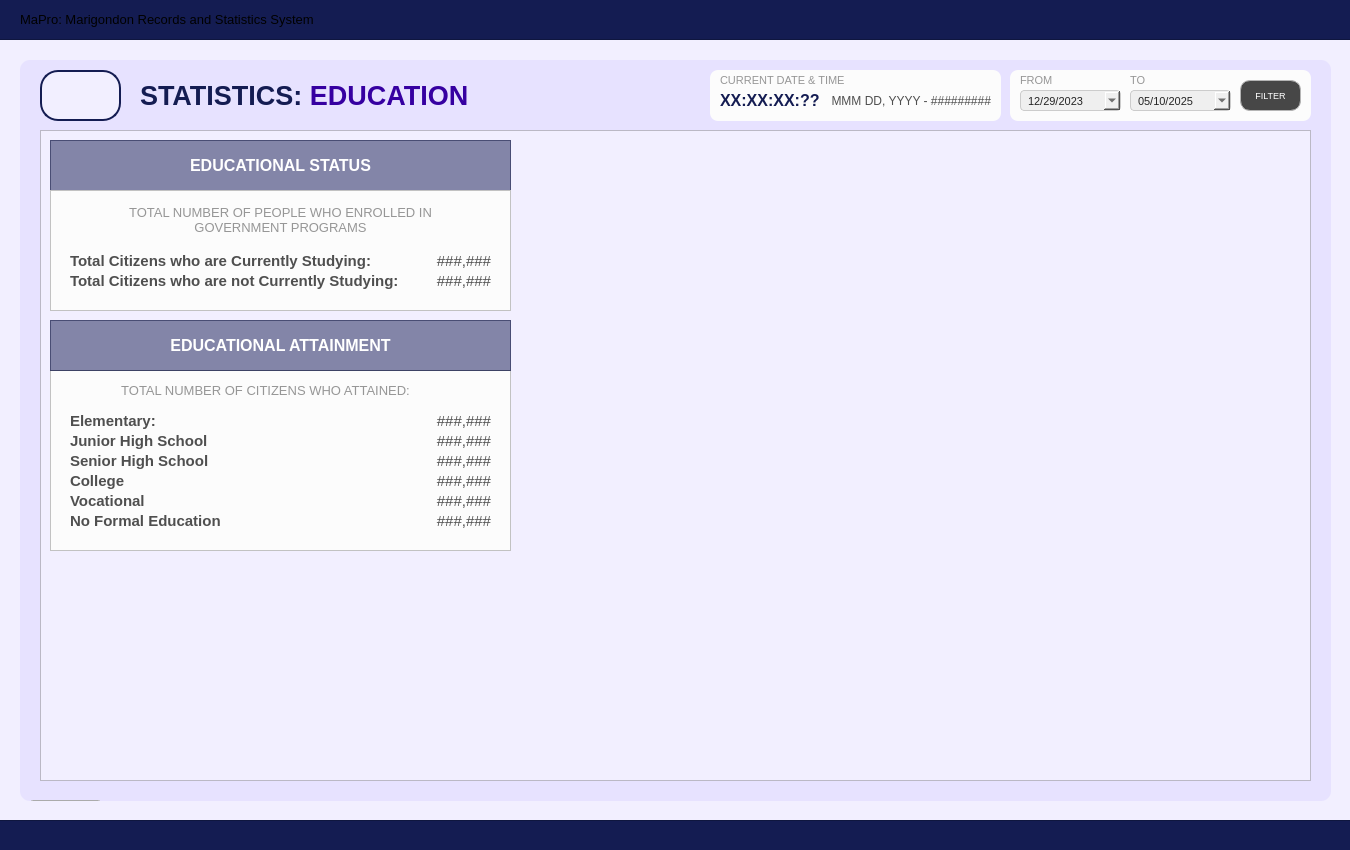
Qt form Resources/UIs/MainPages/StatisticPages/education.ui (Yohhannn/Barangay-Records-Statistics-System) before a commit.
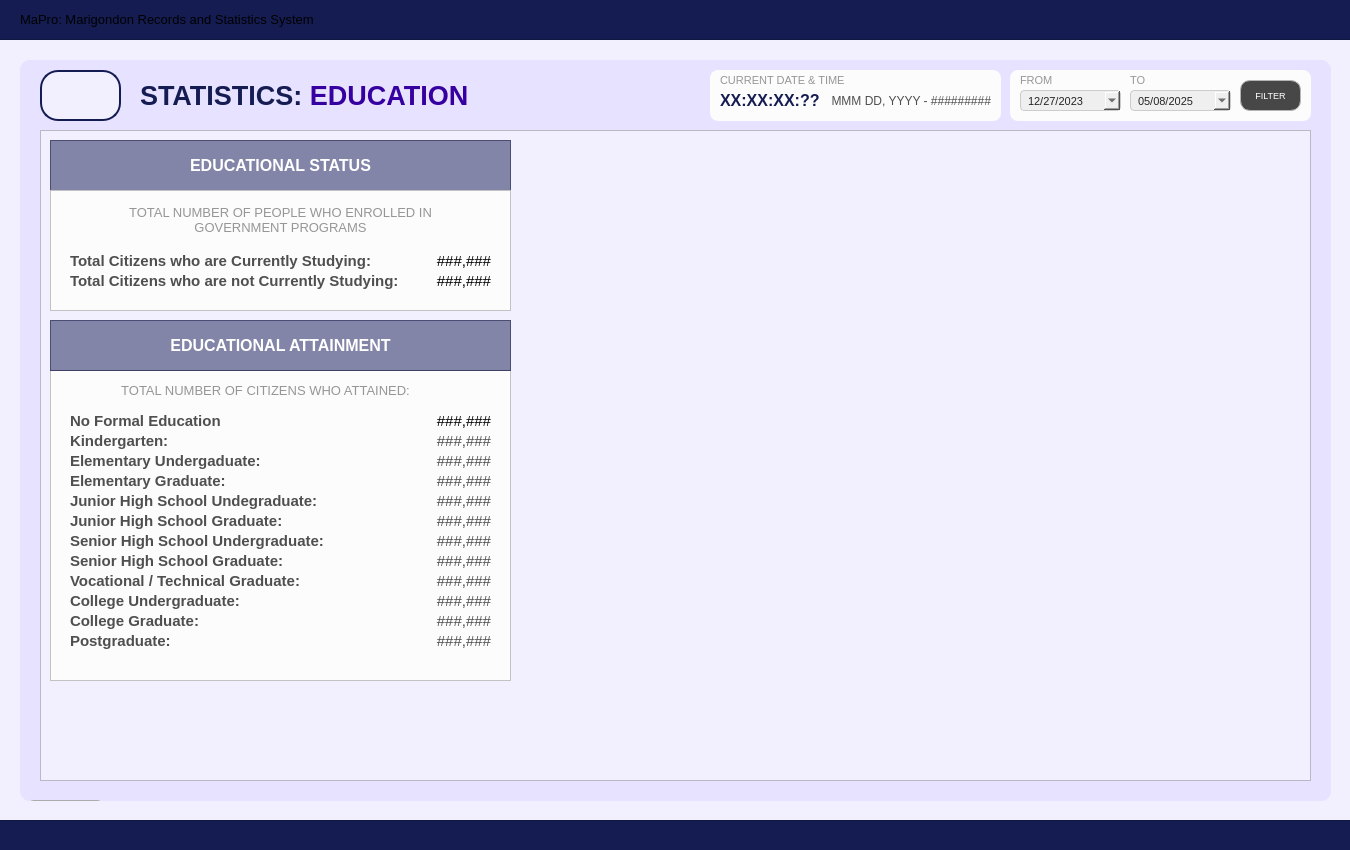
The same form after that commit. Icons and pictures are not drawn.

Commit message: Finalized education stat

What changed in the file:
```diff
--- a/Resources/UIs/MainPages/StatisticPages/education.ui
+++ b/Resources/UIs/MainPages/StatisticPages/education.ui
@@ -282,7 +282,7 @@
      <property name="frameShadow">
       <enum>QFrame::Shadow::Raised</enum>
      </property>
-     <widget class="QLabel" name="bene_4Ps">
+     <widget class="QLabel" name="total_students">
       <property name="geometry">
        <rect>
         <x>360</x>
@@ -342,7 +342,7 @@
        <set>Qt::AlignmentFlag::AlignLeading|Qt::AlignmentFlag::AlignLeft|Qt::AlignmentFlag::AlignVCenter</set>
       </property>
      </widget>
-     <widget class="QLabel" name="bene_Non4Ps">
+     <widget class="QLabel" name="total_non_students">
       <property name="geometry">
        <rect>
         <x>360</x>
@@ -436,7 +436,7 @@
        <x>10</x>
        <y>240</y>
        <width>461</width>
-       <height>181</height>
+       <height>311</height>
       </rect>
      </property>
      <property name="styleSheet">
@@ -450,11 +450,11 @@
      <property name="frameShadow">
       <enum>QFrame::Shadow::Raised</enum>
      </property>
-     <widget class="QLabel" name="demo_TotalNFE">
+     <widget class="QLabel" name="educ_attainment_nfe">
       <property name="geometry">
        <rect>
         <x>280</x>
-        <y>140</y>
+        <y>40</y>
         <width>161</width>
         <height>21</height>
        </rect>
@@ -480,41 +480,11 @@
        <set>Qt::AlignmentFlag::AlignRight|Qt::AlignmentFlag::AlignTrailing|Qt::AlignmentFlag::AlignVCenter</set>
       </property>
      </widget>
-     <widget class="QLabel" name="demo_JHS">
-      <property name="geometry">
-       <rect>
-        <x>280</x>
-        <y>60</y>
-        <width>161</width>
-        <height>21</height>
-       </rect>
-      </property>
-      <property name="font">
-       <font>
-        <family>Arial</family>
-        <pointsize>11</pointsize>
-        <bold>false</bold>
-       </font>
-      </property>
-      <property name="styleSheet">
-       <string notr="true">#demo_JHS {
-	background-color: transparent;
-	color: #4f4f4f;
-}
-</string>
-      </property>
-      <property name="text">
-       <string>###,###</string>
-      </property>
-      <property name="alignment">
-       <set>Qt::AlignmentFlag::AlignRight|Qt::AlignmentFlag::AlignTrailing|Qt::AlignmentFlag::AlignVCenter</set>
-      </property>
-     </widget>
      <widget class="QLabel" name="demo_labelCollege">
       <property name="geometry">
        <rect>
         <x>20</x>
-        <y>100</y>
+        <y>180</y>
         <width>231</width>
         <height>21</height>
        </rect>
@@ -534,7 +504,7 @@
 </string>
       </property>
       <property name="text">
-       <string>College</string>
+       <string>Senior High School Graduate:</string>
       </property>
       <property name="alignment">
        <set>Qt::AlignmentFlag::AlignLeading|Qt::AlignmentFlag::AlignLeft|Qt::AlignmentFlag::AlignVCenter</set>
@@ -544,8 +514,8 @@
       <property name="geometry">
        <rect>
         <x>20</x>
-        <y>80</y>
-        <width>231</width>
+        <y>160</y>
+        <width>261</width>
         <height>21</height>
        </rect>
       </property>
@@ -564,17 +534,17 @@
 </string>
       </property>
       <property name="text">
-       <string>Senior High School</string>
+       <string>Senior High School Undergraduate:</string>
       </property>
       <property name="alignment">
        <set>Qt::AlignmentFlag::AlignLeading|Qt::AlignmentFlag::AlignLeft|Qt::AlignmentFlag::AlignVCenter</set>
       </property>
      </widget>
-     <widget class="QLabel" name="demo_Elementary">
+     <widget class="QLabel" name="educ_attainment_jhsu">
       <property name="geometry">
        <rect>
         <x>280</x>
-        <y>40</y>
+        <y>120</y>
         <width>161</width>
         <height>21</height>
        </rect>
@@ -587,10 +557,10 @@
        </font>
       </property>
       <property name="styleSheet">
-       <string notr="true">#demo_Elementary {
+       <string notr="true">
 	background-color: transparent;
 	color: #4f4f4f;
-}
+
 </string>
       </property>
       <property name="text">
@@ -604,7 +574,7 @@
       <property name="geometry">
        <rect>
         <x>20</x>
-        <y>140</y>
+        <y>40</y>
         <width>231</width>
         <height>21</height>
        </rect>
@@ -630,11 +600,11 @@
        <set>Qt::AlignmentFlag::AlignLeading|Qt::AlignmentFlag::AlignLeft|Qt::AlignmentFlag::AlignVCenter</set>
       </property>
      </widget>
-     <widget class="QLabel" name="demo_TotalVocational">
+     <widget class="QLabel" name="educ_attainment_shsg">
       <property name="geometry">
        <rect>
         <x>280</x>
-        <y>120</y>
+        <y>180</y>
         <width>161</width>
         <height>21</height>
        </rect>
@@ -647,10 +617,10 @@
        </font>
       </property>
       <property name="styleSheet">
-       <string notr="true">#demo_TotalVocational {
+       <string notr="true">
 	background-color: transparent;
 	color: #4f4f4f;
-}
+
 </string>
       </property>
       <property name="text">
@@ -664,7 +634,7 @@
       <property name="geometry">
        <rect>
         <x>20</x>
-        <y>120</y>
+        <y>220</y>
         <width>231</width>
         <height>21</height>
        </rect>
@@ -684,7 +654,7 @@
 </string>
       </property>
       <property name="text">
-       <string>Vocational</string>
+       <string>College Undergraduate:</string>
       </property>
       <property name="alignment">
        <set>Qt::AlignmentFlag::AlignLeading|Qt::AlignmentFlag::AlignLeft|Qt::AlignmentFlag::AlignVCenter</set>
@@ -694,8 +664,8 @@
       <property name="geometry">
        <rect>
         <x>20</x>
-        <y>40</y>
-        <width>231</width>
+        <y>120</y>
+        <width>251</width>
         <height>21</height>
        </rect>
       </property>
@@ -714,7 +684,7 @@
 </string>
       </property>
       <property name="text">
-       <string>Elementary:</string>
+       <string>Junior High School Undegraduate:</string>
       </property>
       <property name="alignment">
        <set>Qt::AlignmentFlag::AlignLeading|Qt::AlignmentFlag::AlignLeft|Qt::AlignmentFlag::AlignVCenter</set>
@@ -724,7 +694,7 @@
       <property name="geometry">
        <rect>
         <x>20</x>
-        <y>60</y>
+        <y>140</y>
         <width>231</width>
         <height>21</height>
        </rect>
@@ -744,17 +714,17 @@
 </string>
       </property>
       <property name="text">
-       <string>Junior High School</string>
+       <string>Junior High School Graduate:</string>
       </property>
       <property name="alignment">
        <set>Qt::AlignmentFlag::AlignLeading|Qt::AlignmentFlag::AlignLeft|Qt::AlignmentFlag::AlignVCenter</set>
       </property>
      </widget>
-     <widget class="QLabel" name="demo_SHS">
+     <widget class="QLabel" name="educ_attainment_jhsg">
       <property name="geometry">
        <rect>
         <x>280</x>
-        <y>80</y>
+        <y>140</y>
         <width>161</width>
         <height>21</height>
        </rect>
@@ -767,10 +737,10 @@
        </font>
       </property>
       <property name="styleSheet">
-       <string notr="true">#demo_SHS {
+       <string notr="true">
 	background-color: transparent;
 	color: #4f4f4f;
-}
+
 </string>
       </property>
       <property name="text">
@@ -780,11 +750,11 @@
        <set>Qt::AlignmentFlag::AlignRight|Qt::AlignmentFlag::AlignTrailing|Qt::AlignmentFlag::AlignVCenter</set>
       </property>
      </widget>
-     <widget class="QLabel" name="demo_College">
+     <widget class="QLabel" name="educ_attainment_shsu">
       <property name="geometry">
        <rect>
         <x>280</x>
-        <y>100</y>
+        <y>160</y>
         <width>161</width>
         <height>21</height>
        </rect>
@@ -797,10 +767,10 @@
        </font>
       </property>
       <property name="styleSheet">
-       <string notr="true">#demo_College {
+       <string notr="true">
 	background-color: transparent;
 	color: #4f4f4f;
-}
+
 </string>
       </property>
       <property name="text">
@@ -837,6 +807,453 @@
        <set>Qt::AlignmentFlag::AlignCenter</set>
       </property>
      </widget>
+     <widget class="QLabel" name="demo_Elementary_2">
+      <property name="geometry">
+       <rect>
+        <x>550</x>
+        <y>110</y>
+        <width>161</width>
+        <height>21</height>
+       </rect>
+      </property>
+      <property name="font">
+       <font>
+        <family>Arial</family>
+        <pointsize>11</pointsize>
+        <bold>false</bold>
+       </font>
+      </property>
+      <property name="styleSheet">
+       <string notr="true">#demo_Elementary {
+	background-color: transparent;
+	color: #4f4f4f;
+}
+</string>
+      </property>
+      <property name="text">
+       <string>###,###</string>
+      </property>
+      <property name="alignment">
+       <set>Qt::AlignmentFlag::AlignRight|Qt::AlignmentFlag::AlignTrailing|Qt::AlignmentFlag::AlignVCenter</set>
+      </property>
+     </widget>
+     <widget class="QLabel" name="demo_Elementary_3">
+      <property name="geometry">
+       <rect>
+        <x>670</x>
+        <y>110</y>
+        <width>161</width>
+        <height>21</height>
+       </rect>
+      </property>
+      <property name="font">
+       <font>
+        <family>Arial</family>
+        <pointsize>11</pointsize>
+        <bold>false</bold>
+       </font>
+      </property>
+      <property name="styleSheet">
+       <string notr="true">#demo_Elementary {
+	background-color: transparent;
+	color: #4f4f4f;
+}
+</string>
+      </property>
+      <property name="text">
+       <string>###,###</string>
+      </property>
+      <property name="alignment">
+       <set>Qt::AlignmentFlag::AlignRight|Qt::AlignmentFlag::AlignTrailing|Qt::AlignmentFlag::AlignVCenter</set>
+      </property>
+     </widget>
+     <widget class="QLabel" name="educ_attainment_kinder">
+      <property name="geometry">
+       <rect>
+        <x>280</x>
+        <y>60</y>
+        <width>161</width>
+        <height>21</height>
+       </rect>
+      </property>
+      <property name="font">
+       <font>
+        <family>Arial</family>
+        <pointsize>11</pointsize>
+        <bold>false</bold>
+       </font>
+      </property>
+      <property name="styleSheet">
+       <string notr="true">
+	color: #4f4f4f;
+
+</string>
+      </property>
+      <property name="text">
+       <string>###,###</string>
+      </property>
+      <property name="alignment">
+       <set>Qt::AlignmentFlag::AlignRight|Qt::AlignmentFlag::AlignTrailing|Qt::AlignmentFlag::AlignVCenter</set>
+      </property>
+     </widget>
+     <widget class="QLabel" name="demo_labelElementary_4">
+      <property name="geometry">
+       <rect>
+        <x>20</x>
+        <y>60</y>
+        <width>231</width>
+        <height>21</height>
+       </rect>
+      </property>
+      <property name="font">
+       <font>
+        <family>Arial</family>
+        <pointsize>11</pointsize>
+        <bold>true</bold>
+       </font>
+      </property>
+      <property name="styleSheet">
+       <string notr="true">
+	background-color: transparent;
+	color: #4f4f4f;
+
+</string>
+      </property>
+      <property name="text">
+       <string>Kindergarten:</string>
+      </property>
+      <property name="alignment">
+       <set>Qt::AlignmentFlag::AlignLeading|Qt::AlignmentFlag::AlignLeft|Qt::AlignmentFlag::AlignVCenter</set>
+      </property>
+     </widget>
+     <widget class="QLabel" name="educ_attainment_eu">
+      <property name="geometry">
+       <rect>
+        <x>280</x>
+        <y>80</y>
+        <width>161</width>
+        <height>21</height>
+       </rect>
+      </property>
+      <property name="font">
+       <font>
+        <family>Arial</family>
+        <pointsize>11</pointsize>
+        <bold>false</bold>
+       </font>
+      </property>
+      <property name="styleSheet">
+       <string notr="true">
+	color: #4f4f4f;
+
+</string>
+      </property>
+      <property name="text">
+       <string>###,###</string>
+      </property>
+      <property name="alignment">
+       <set>Qt::AlignmentFlag::AlignRight|Qt::AlignmentFlag::AlignTrailing|Qt::AlignmentFlag::AlignVCenter</set>
+      </property>
+     </widget>
+     <widget class="QLabel" name="demo_labelElementary_5">
+      <property name="geometry">
+       <rect>
+        <x>20</x>
+        <y>80</y>
+        <width>231</width>
+        <height>21</height>
+       </rect>
+      </property>
+      <property name="font">
+       <font>
+        <family>Arial</family>
+        <pointsize>11</pointsize>
+        <bold>true</bold>
+       </font>
+      </property>
+      <property name="styleSheet">
+       <string notr="true">
+	background-color: transparent;
+	color: #4f4f4f;
+
+</string>
+      </property>
+      <property name="text">
+       <string>Elementary Undergaduate:</string>
+      </property>
+      <property name="alignment">
+       <set>Qt::AlignmentFlag::AlignLeading|Qt::AlignmentFlag::AlignLeft|Qt::AlignmentFlag::AlignVCenter</set>
+      </property>
+     </widget>
+     <widget class="QLabel" name="educ_attainment_eg">
+      <property name="geometry">
+       <rect>
+        <x>280</x>
+        <y>100</y>
+        <width>161</width>
+        <height>21</height>
+       </rect>
+      </property>
+      <property name="font">
+       <font>
+        <family>Arial</family>
+        <pointsize>11</pointsize>
+        <bold>false</bold>
+       </font>
+      </property>
+      <property name="styleSheet">
+       <string notr="true">
+	color: #4f4f4f;
+
+</string>
+      </property>
+      <property name="text">
+       <string>###,###</string>
+      </property>
+      <property name="alignment">
+       <set>Qt::AlignmentFlag::AlignRight|Qt::AlignmentFlag::AlignTrailing|Qt::AlignmentFlag::AlignVCenter</set>
+      </property>
+     </widget>
+     <widget class="QLabel" name="demo_labelElementary_6">
+      <property name="geometry">
+       <rect>
+        <x>20</x>
+        <y>100</y>
+        <width>231</width>
+        <height>21</height>
+       </rect>
+      </property>
+      <property name="font">
+       <font>
+        <family>Arial</family>
+        <pointsize>11</pointsize>
+        <bold>true</bold>
+       </font>
+      </property>
+      <property name="styleSheet">
+       <string notr="true">
+	background-color: transparent;
+	color: #4f4f4f;
+
+</string>
+      </property>
+      <property name="text">
+       <string>Elementary Graduate:</string>
+      </property>
+      <property name="alignment">
+       <set>Qt::AlignmentFlag::AlignLeading|Qt::AlignmentFlag::AlignLeft|Qt::AlignmentFlag::AlignVCenter</set>
+      </property>
+     </widget>
+     <widget class="QLabel" name="demo_labelTotalVocational_2">
+      <property name="geometry">
+       <rect>
+        <x>20</x>
+        <y>240</y>
+        <width>231</width>
+        <height>21</height>
+       </rect>
+      </property>
+      <property name="font">
+       <font>
+        <family>Arial</family>
+        <pointsize>11</pointsize>
+        <bold>true</bold>
+       </font>
+      </property>
+      <property name="styleSheet">
+       <string notr="true">
+	background-color: transparent;
+	color: #4f4f4f;
+
+</string>
+      </property>
+      <property name="text">
+       <string>College Graduate:</string>
+      </property>
+      <property name="alignment">
+       <set>Qt::AlignmentFlag::AlignLeading|Qt::AlignmentFlag::AlignLeft|Qt::AlignmentFlag::AlignVCenter</set>
+      </property>
+     </widget>
+     <widget class="QLabel" name="demo_labelTotalVocational_3">
+      <property name="geometry">
+       <rect>
+        <x>20</x>
+        <y>260</y>
+        <width>231</width>
+        <height>21</height>
+       </rect>
+      </property>
+      <property name="font">
+       <font>
+        <family>Arial</family>
+        <pointsize>11</pointsize>
+        <bold>true</bold>
+       </font>
+      </property>
+      <property name="styleSheet">
+       <string notr="true">
+	background-color: transparent;
+	color: #4f4f4f;
+
+</string>
+      </property>
+      <property name="text">
+       <string>Postgraduate:</string>
+      </property>
+      <property name="alignment">
+       <set>Qt::AlignmentFlag::AlignLeading|Qt::AlignmentFlag::AlignLeft|Qt::AlignmentFlag::AlignVCenter</set>
+      </property>
+     </widget>
+     <widget class="QLabel" name="demo_labelTotalVocational_4">
+      <property name="geometry">
+       <rect>
+        <x>20</x>
+        <y>200</y>
+        <width>231</width>
+        <height>21</height>
+       </rect>
+      </property>
+      <property name="font">
+       <font>
+        <family>Arial</family>
+        <pointsize>11</pointsize>
+        <bold>true</bold>
+       </font>
+      </property>
+      <property name="styleSheet">
+       <string notr="true">
+	background-color: transparent;
+	color: #4f4f4f;
+
+</string>
+      </property>
+      <property name="text">
+       <string>Vocational / Technical Graduate:</string>
+      </property>
+      <property name="alignment">
+       <set>Qt::AlignmentFlag::AlignLeading|Qt::AlignmentFlag::AlignLeft|Qt::AlignmentFlag::AlignVCenter</set>
+      </property>
+     </widget>
+     <widget class="QLabel" name="educ_attainment_vocational">
+      <property name="geometry">
+       <rect>
+        <x>280</x>
+        <y>200</y>
+        <width>161</width>
+        <height>21</height>
+       </rect>
+      </property>
+      <property name="font">
+       <font>
+        <family>Arial</family>
+        <pointsize>11</pointsize>
+        <bold>false</bold>
+       </font>
+      </property>
+      <property name="styleSheet">
+       <string notr="true">
+	background-color: transparent;
+	color: #4f4f4f;
+
+</string>
+      </property>
+      <property name="text">
+       <string>###,###</string>
+      </property>
+      <property name="alignment">
+       <set>Qt::AlignmentFlag::AlignRight|Qt::AlignmentFlag::AlignTrailing|Qt::AlignmentFlag::AlignVCenter</set>
+      </property>
+     </widget>
+     <widget class="QLabel" name="educ_attainment_cu">
+      <property name="geometry">
+       <rect>
+        <x>280</x>
+        <y>220</y>
+        <width>161</width>
+        <height>21</height>
+       </rect>
+      </property>
+      <property name="font">
+       <font>
+        <family>Arial</family>
+        <pointsize>11</pointsize>
+        <bold>false</bold>
+       </font>
+      </property>
+      <property name="styleSheet">
+       <string notr="true">
+	background-color: transparent;
+	color: #4f4f4f;
+
+</string>
+      </property>
+      <property name="text">
+       <string>###,###</string>
+      </property>
+      <property name="alignment">
+       <set>Qt::AlignmentFlag::AlignRight|Qt::AlignmentFlag::AlignTrailing|Qt::AlignmentFlag::AlignVCenter</set>
+      </property>
+     </widget>
+     <widget class="QLabel" name="educ_attainment_cg">
+      <property name="geometry">
+       <rect>
+        <x>280</x>
+        <y>240</y>
+        <width>161</width>
+        <height>21</height>
+       </rect>
+      </property>
+      <property name="font">
+       <font>
+        <family>Arial</family>
+        <pointsize>11</pointsize>
+        <bold>false</bold>
+       </font>
+      </property>
+      <property name="styleSheet">
+       <string notr="true">
+	background-color: transparent;
+	color: #4f4f4f;
+
+</string>
+      </property>
+      <property name="text">
+       <string>###,###</string>
+      </property>
+      <property name="alignment">
+       <set>Qt::AlignmentFlag::AlignRight|Qt::AlignmentFlag::AlignTrailing|Qt::AlignmentFlag::AlignVCenter</set>
+      </property>
+     </widget>
+     <widget class="QLabel" name="educ_attainment_postgraduate">
+      <property name="geometry">
+       <rect>
+        <x>280</x>
+        <y>260</y>
+        <width>161</width>
+        <height>21</height>
+       </rect>
+      </property>
+      <property name="font">
+       <font>
+        <family>Arial</family>
+        <pointsize>11</pointsize>
+        <bold>false</bold>
+       </font>
+      </property>
+      <property name="styleSheet">
+       <string notr="true">
+	background-color: transparent;
+	color: #4f4f4f;
+
+</string>
+      </property>
+      <property name="text">
+       <string>###,###</string>
+      </property>
+      <property name="alignment">
+       <set>Qt::AlignmentFlag::AlignRight|Qt::AlignmentFlag::AlignTrailing|Qt::AlignmentFlag::AlignVCenter</set>
+      </property>
+     </widget>
     </widget>
     <widget class="QFrame" name="table_titleFrameStatistics3">
      <property name="geometry">
@@ -1085,7 +1502,7 @@
        <second>0</second>
        <year>2023</year>
        <month>12</month>
-       <day>29</day>
+       <day>27</day>
       </datetime>
      </property>
      <property name="displayFormat">
@@ -1133,7 +1550,7 @@
        <second>0</second>
        <year>2025</year>
        <month>5</month>
-       <day>10</day>
+       <day>8</day>
       </datetime>
      </property>
      <property name="displayFormat">
```
The commit also changes 3 other files.
